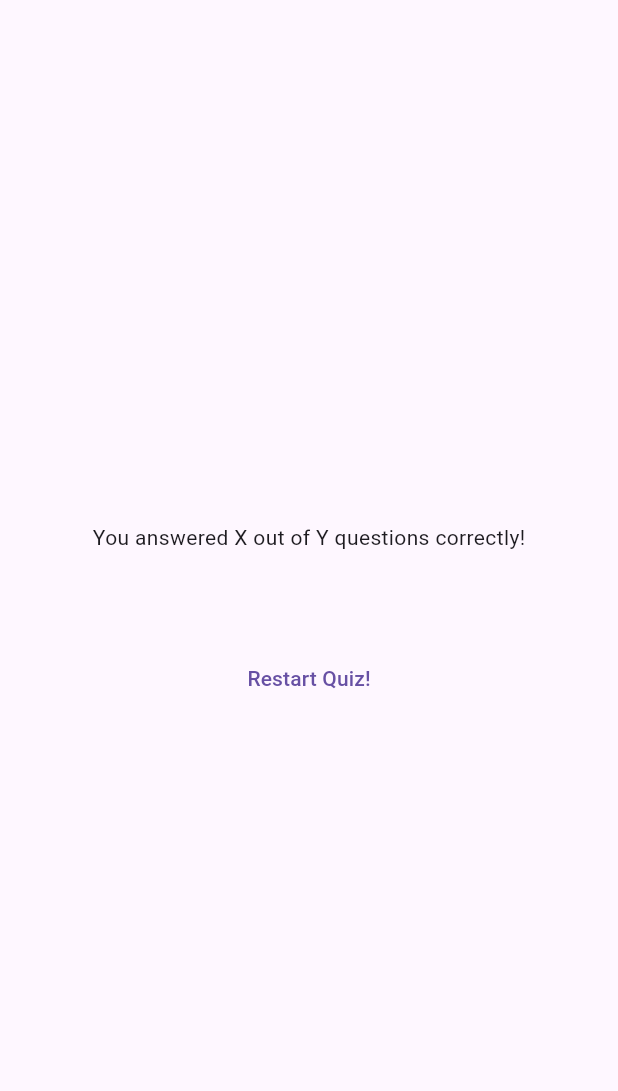
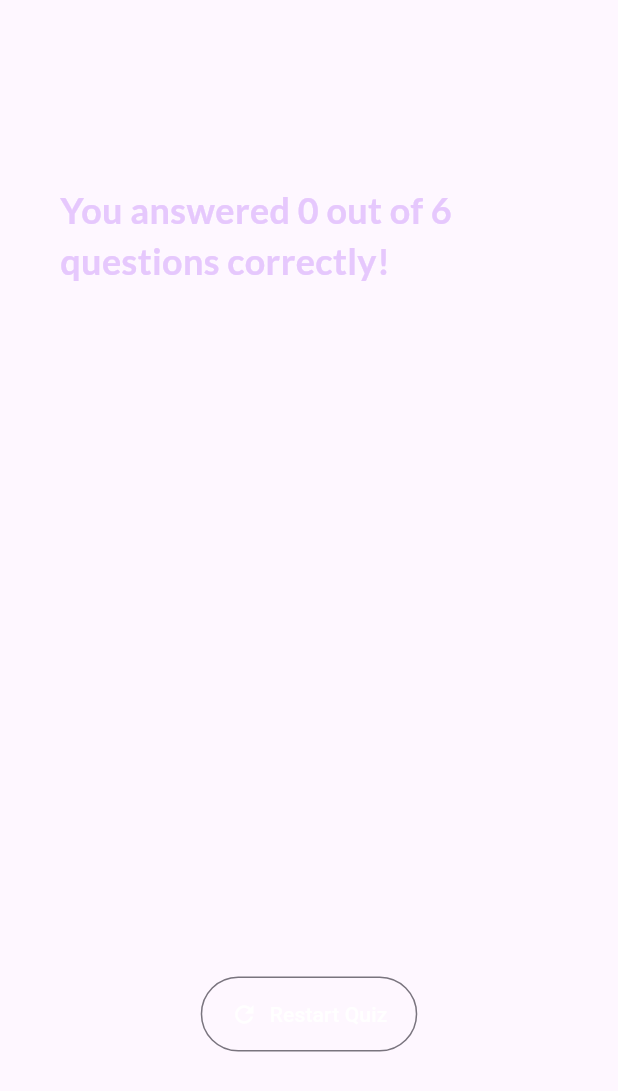
Before and after one commit to MutumaDerick/Quiz-App, a Flutter app: the ResultsScreen widget shown alone on an empty page, opened directly with empty values, on a phone screen of 412 x 824 dp. Shown: the top 1091 px of the screen. Run offline on Flutter 3.47's test engine with Material 3 defaults, Android fonts, the phone set to English and light mode, and no system bars; our stand-ins replace google_fonts.

Commit message:
Added styles and restart quiz function

```diff
--- a/lib/question_summary.dart
+++ b/lib/question_summary.dart
@@ -1,4 +1,5 @@
 import 'package:flutter/material.dart';
+import 'package:quiz_app/summary_item.dart';
 
 class QuestionsSummary extends StatelessWidget {
   const QuestionsSummary({super.key, required this.summaryData});
@@ -7,22 +8,15 @@ class QuestionsSummary extends StatelessWidget {
 
   @override
   Widget build(BuildContext context) {
-    return Column(
-      children: summaryData.map((data) {
-        return Row(
-          children: [
-            Text(((data['question_index'] as int) + 1).toString()),
-            Expanded(
-              child: Column(children: [
-                Text(data['question'] as String),
-                SizedBox(height: 5,),
-                Text(data['user_answer'] as String),
-                Text(data['correct_answer'] as String),
-              ],),
-            ),
-          ],
-        );
-      }).toList(),
+    return SizedBox(
+      height: 400,
+      child: SingleChildScrollView(
+        child: Column(
+          children: summaryData.map((data) {
+            return SummaryItem(data);
+          }).toList(),
+        ),
+      ),
     );
   }
 }
--- a/lib/results_screen.dart
+++ b/lib/results_screen.dart
@@ -1,14 +1,18 @@
 import 'package:flutter/material.dart';
 import 'package:quiz_app/data/question.dart';
 import 'package:quiz_app/question_summary.dart';
+
+import 'package:google_fonts/google_fonts.dart';
 
 class ResultsScreen extends StatelessWidget {
   const ResultsScreen({
     super.key,
     required this.chosenAnswers,
+    required this.onRestart,
   });
 
   final List<String> chosenAnswers;
+  final void Function() onRestart;
 
   List<Map<String, Object>> getSummaryData() {
     final List<Map<String, Object>> summary = [];
@@ -31,6 +35,12 @@ class ResultsScreen extends StatelessWidget {
 
   @override
   Widget build(BuildContext context) {
+    final summaryData = getSummaryData();
+    final numTotalQuestions = questions.length;
+    final numCorrectQuestion = summaryData.where((data) {
+      return data['user_answer'] == data['correct_answer'];
+    }).length;
+
     return SizedBox(
       width: double.infinity,
       child: Container(
@@ -38,16 +48,32 @@ class ResultsScreen extends StatelessWidget {
           child: Column(
             mainAxisAlignment: MainAxisAlignment.center,
             children: [
-              const Text('You answered X out of Y questions correctly!'),
+              Text(
+                'You answered $numCorrectQuestion out of $numTotalQuestions questions correctly!',
+                style: GoogleFonts.lato(
+                  color: const Color.fromARGB(255, 230, 200, 253),
+                  fontSize: 24,
+                  fontWeight: FontWeight.bold,
+                ),
+              ),
               const SizedBox(height: 30),
-              QuestionsSummary(summaryData: getSummaryData()),
+              QuestionsSummary(summaryData: summaryData),
               const SizedBox(height: 30),
-              TextButton(
-                onPressed: () {
-                  //
-                },
-                child: const Text('Restart Quiz!'),
-              )
+              OutlinedButton.icon(
+                onPressed: onRestart,
+                style: OutlinedButton.styleFrom(
+                  foregroundColor: Colors.white,
+                  padding: const EdgeInsets.symmetric(
+                    vertical: 15,
+                    horizontal: 20,
+                  ),
+                  shape: RoundedRectangleBorder(
+                    borderRadius: BorderRadius.circular(30),
+                  ),
+                ),
+                icon: const Icon(Icons.refresh),
+                label: const Text('Restart Quiz'),
+              ),
             ],
           )),
     );
```
Also changed, not shown: lib/question_identifier.dart (added, +35 -0 lines), lib/quiz.dart (+8 -0 lines), lib/summary_item.dart (added, +55 -0 lines).
